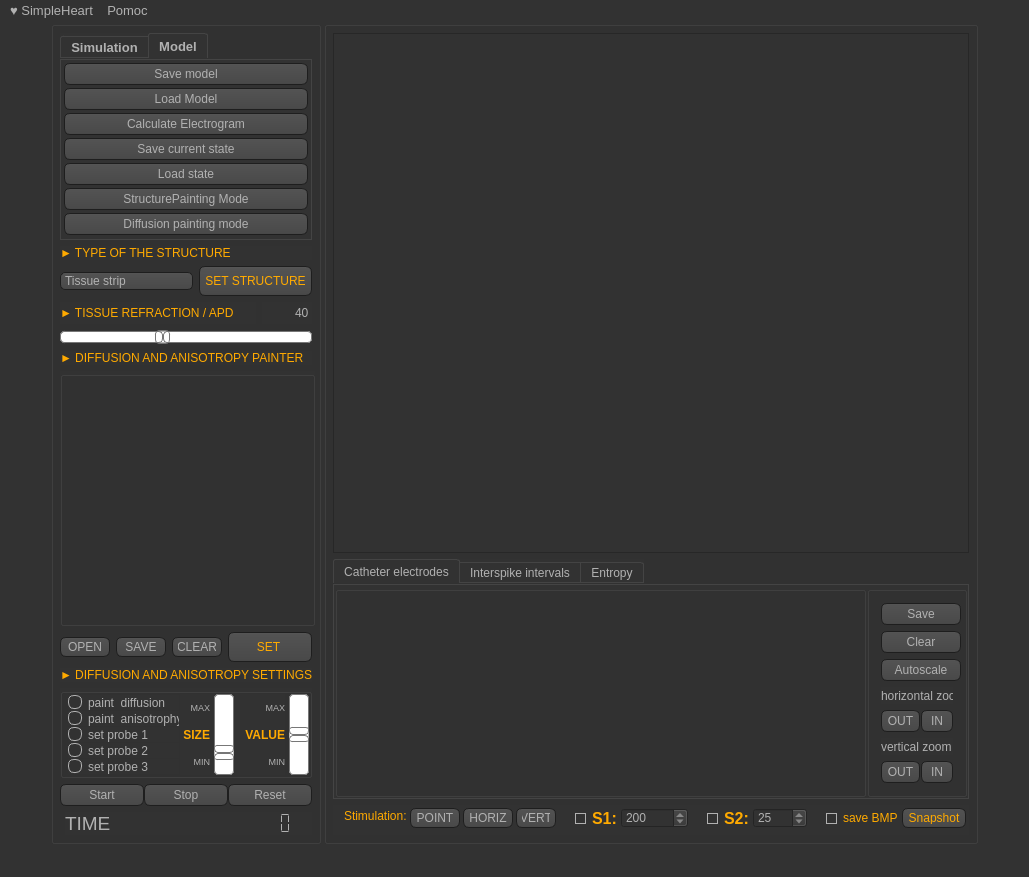
Old version of the form simpleheart.ui in the repository pmpod/SimpleHeart.
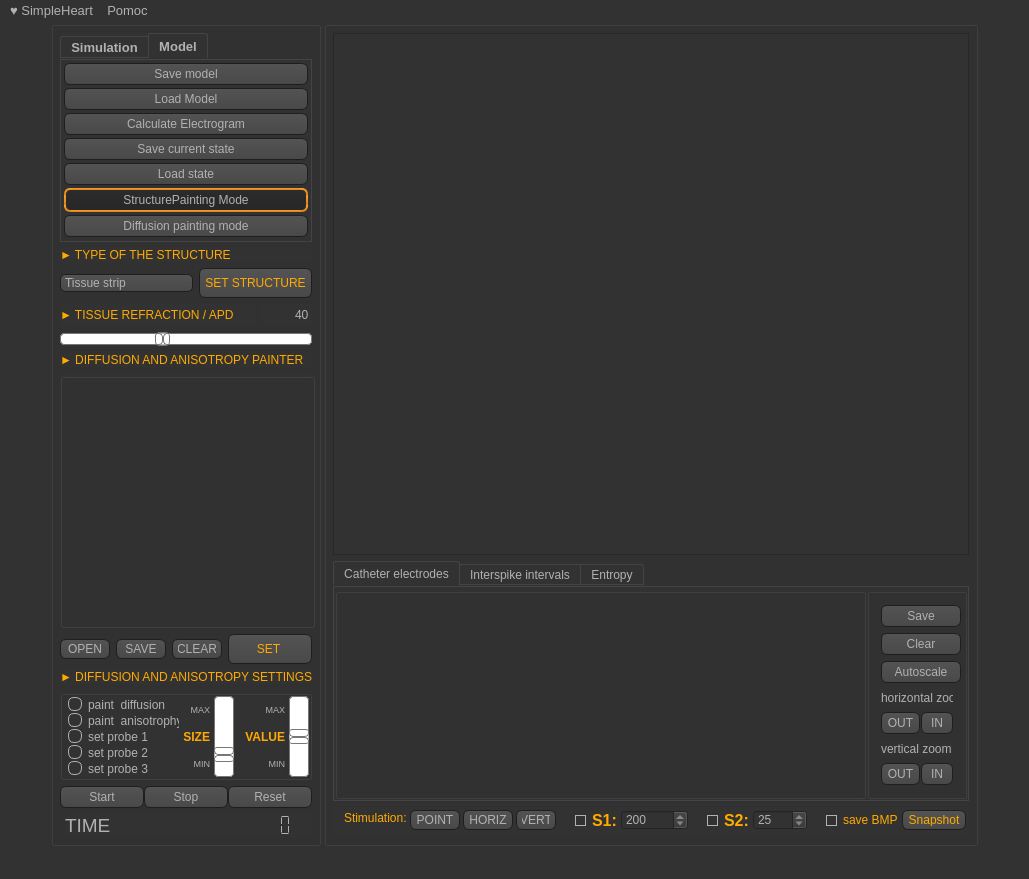
New version of the form. Icons and pictures are not drawn.

What changed in the file:
```diff
--- a/simpleheart.ui
+++ b/simpleheart.ui
@@ -7,7 +7,7 @@
     <x>0</x>
     <y>0</y>
     <width>1029</width>
-    <height>852</height>
+    <height>877</height>
    </rect>
   </property>
   <property name="font">
@@ -130,6 +130,12 @@
     padding-right: 5px;
 }
 
+QPushButton:checked
+{
+    background-color: QLinearGradient( x1: 0, y1: 0, x2: 0, y2: 1, stop: 0 #2d2d2d, stop: 0.1 #2b2b2b, stop: 0.5 #292929, stop: 0.9 #282828, stop: 1 #252525);
+    border: 2px solid QLinearGradient( x1: 0, y1: 0, x2: 0, y2: 1, stop: 0 #ffa02f, stop: 1 #d7801a);
+}
+
 QPushButton:pressed
 {
     background-color: QLinearGradient( x1: 0, y1: 0, x2: 0, y2: 1, stop: 0 #2d2d2d, stop: 0.1 #2b2b2b, stop: 0.5 #292929, stop: 0.9 #282828, stop: 1 #252525);
@@ -644,6 +650,9 @@
              <property name="text">
               <string>Diffusion painting mode</string>
              </property>
+             <property name="checkable">
+              <bool>true</bool>
+             </property>
             </widget>
            </item>
           </layout>
```
